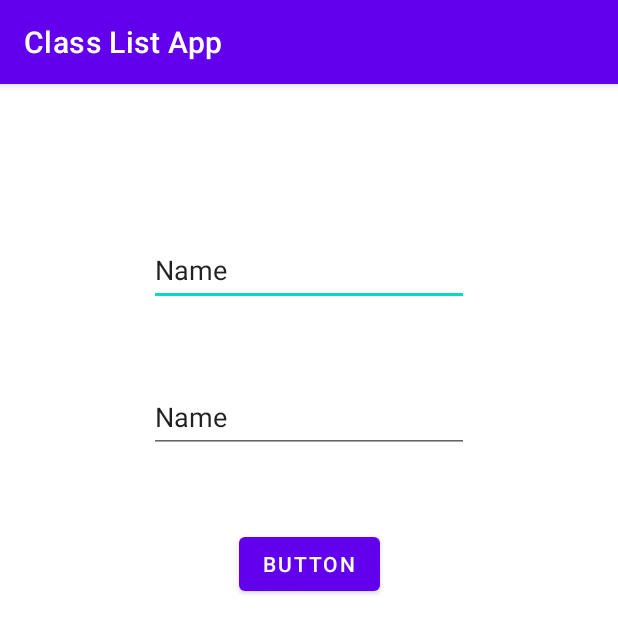
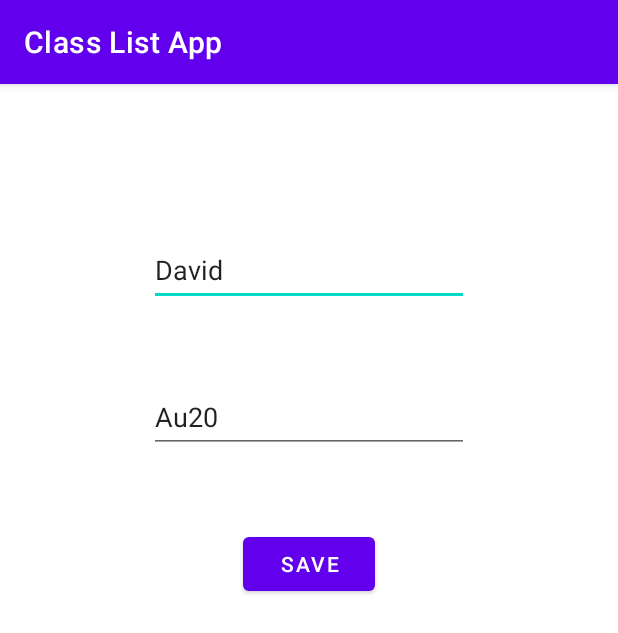
Before and after one commit to davidsvson/AU20_android_ClassListApp, an Android app: the CreateAndEditStudentActivity screen opened directly, with no data from a screen before it, on a phone screen of 412 x 824 dp. Shown: the top 633 px of the screen. Run offline under Robolectric (Android 15) with nearby library versions, the phone set to English and light mode, and no system bars.

Commit message:
add student

```diff
--- a/app/src/main/java/com/example/classlistapp/CreateAndEditStudentActivity.kt
+++ b/app/src/main/java/com/example/classlistapp/CreateAndEditStudentActivity.kt
@@ -2,10 +2,52 @@ package com.example.classlistapp
 
 import androidx.appcompat.app.AppCompatActivity
 import android.os.Bundle
+import android.widget.Button
+import android.widget.EditText
+import android.widget.TextView
+
+const val STUDENT_POSITION_KEY = "STUDENT_POSITION"
+
 
 class CreateAndEditStudentActivity : AppCompatActivity() {
+
+    lateinit var nameEditText: EditText
+    lateinit var classEditText: EditText
+
     override fun onCreate(savedInstanceState: Bundle?) {
         super.onCreate(savedInstanceState)
         setContentView(R.layout.activity_create_and_edit_student)
+
+        nameEditText = findViewById(R.id.nameEditText)
+        classEditText = findViewById(R.id.classEditText)
+        val saveButton = findViewById<Button>(R.id.saveButton)
+        val studentPosition =  intent.getIntExtra(STUDENT_POSITION_KEY, 0)
+
+        displayStudent(studentPosition)
+
+        saveButton.setOnClickListener {
+            editStudent(studentPosition)
+        }
+
+
+        // editStudent(studentPosition)
+
     }
+
+    fun displayStudent(position : Int) {
+        val student = DataManager.students[position]
+
+        nameEditText.setText(student.name)
+        classEditText.setText(student.className)
+
+    }
+
+
+    fun editStudent(position: Int) {
+        DataManager.students[position].name = nameEditText.text.toString()
+        DataManager.students[position].className = classEditText.text.toString()
+
+        finish()
+    }
+
 }
--- a/app/src/main/res/layout/activity_create_and_edit_student.xml
+++ b/app/src/main/res/layout/activity_create_and_edit_student.xml
@@ -7,7 +7,7 @@
     tools:context=".CreateAndEditStudentActivity">
 
     <EditText
-        android:id="@+id/editTextTextPersonName"
+        android:id="@+id/nameEditText"
         android:layout_width="wrap_content"
         android:layout_height="wrap_content"
         android:layout_marginTop="100dp"
@@ -20,7 +20,7 @@
         app:layout_constraintTop_toTopOf="parent" />
 
     <EditText
-        android:id="@+id/editTextTextPersonName2"
+        android:id="@+id/classEditText"
         android:layout_width="wrap_content"
         android:layout_height="wrap_content"
         android:layout_marginTop="50dp"
@@ -30,15 +30,15 @@
         android:text="Name"
         app:layout_constraintEnd_toEndOf="parent"
         app:layout_constraintStart_toStartOf="parent"
-        app:layout_constraintTop_toBottomOf="@+id/editTextTextPersonName" />
+        app:layout_constraintTop_toBottomOf="@+id/nameEditText" />
 
     <Button
-        android:id="@+id/button"
+        android:id="@+id/saveButton"
         android:layout_width="wrap_content"
         android:layout_height="wrap_content"
         android:layout_marginTop="50dp"
-        android:text="Button"
+        android:text="Save"
         app:layout_constraintEnd_toEndOf="parent"
         app:layout_constraintStart_toStartOf="parent"
-        app:layout_constraintTop_toBottomOf="@+id/editTextTextPersonName2" />
+        app:layout_constraintTop_toBottomOf="@+id/classEditText" />
 </androidx.constraintlayout.widget.ConstraintLayout>
```
Also changed, not shown: app/src/main/java/com/example/classlistapp/MainActivity.kt (+6 -2 lines), app/src/main/java/com/example/classlistapp/StudentsRecycleAdapter.kt (+10 -3 lines).
